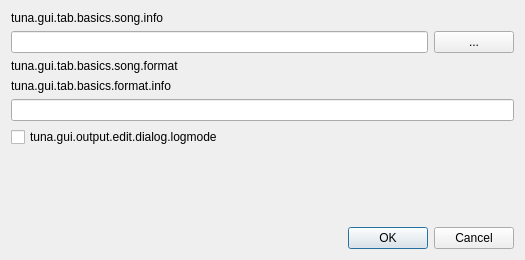
Qt form src/gui/output_edit_dialog.ui (univrsal/tuna) before a commit.
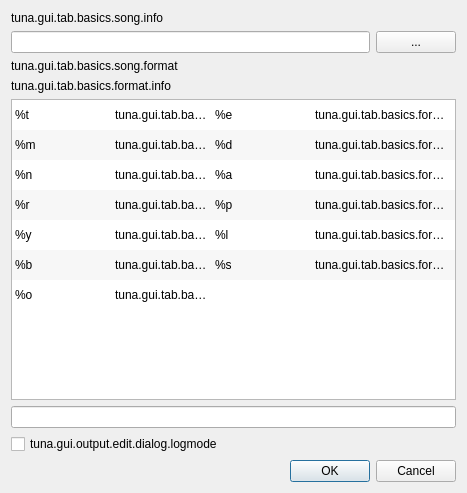
The same form after that commit. Icons and pictures are not drawn.

Commit message: revamped song format info label

The edit to the form file:
```diff
--- a/src/gui/output_edit_dialog.ui
+++ b/src/gui/output_edit_dialog.ui
@@ -6,8 +6,8 @@
    <rect>
     <x>0</x>
     <y>0</y>
-    <width>525</width>
-    <height>260</height>
+    <width>467</width>
+    <height>493</height>
    </rect>
   </property>
   <property name="sizePolicy">
@@ -76,6 +76,237 @@
        </property>
       </widget>
      </item>
+     <item>
+      <widget class="QTableWidget" name="tableWidget">
+       <property name="sizePolicy">
+        <sizepolicy hsizetype="Preferred" vsizetype="Expanding">
+         <horstretch>0</horstretch>
+         <verstretch>0</verstretch>
+        </sizepolicy>
+       </property>
+       <property name="editTriggers">
+        <set>QAbstractItemView::NoEditTriggers</set>
+       </property>
+       <property name="showDropIndicator" stdset="0">
+        <bool>false</bool>
+       </property>
+       <property name="alternatingRowColors">
+        <bool>true</bool>
+       </property>
+       <property name="selectionMode">
+        <enum>QAbstractItemView::NoSelection</enum>
+       </property>
+       <property name="verticalScrollMode">
+        <enum>QAbstractItemView::ScrollPerPixel</enum>
+       </property>
+       <property name="horizontalScrollMode">
+        <enum>QAbstractItemView::ScrollPerPixel</enum>
+       </property>
+       <property name="showGrid">
+        <bool>false</bool>
+       </property>
+       <property name="cornerButtonEnabled">
+        <bool>false</bool>
+       </property>
+       <attribute name="horizontalHeaderVisible">
+        <bool>false</bool>
+       </attribute>
+       <attribute name="horizontalHeaderStretchLastSection">
+        <bool>true</bool>
+       </attribute>
+       <attribute name="verticalHeaderVisible">
+        <bool>false</bool>
+       </attribute>
+       <attribute name="verticalHeaderHighlightSections">
+        <bool>true</bool>
+       </attribute>
+       <row>
+        <property name="text">
+         <string>New Row</string>
+        </property>
+       </row>
+       <row>
+        <property name="text">
+         <string>New Row</string>
+        </property>
+       </row>
+       <row>
+        <property name="text">
+         <string>New Row</string>
+        </property>
+       </row>
+       <row>
+        <property name="text">
+         <string>New Row</string>
+        </property>
+       </row>
+       <row>
+        <property name="text">
+         <string>New Row</string>
+        </property>
+       </row>
+       <row>
+        <property name="text">
+         <string>New Row</string>
+        </property>
+       </row>
+       <row>
+        <property name="text">
+         <string>New Row</string>
+        </property>
+       </row>
+       <column>
+        <property name="text">
+         <string/>
+        </property>
+       </column>
+       <column>
+        <property name="text">
+         <string/>
+        </property>
+       </column>
+       <column>
+        <property name="text">
+         <string/>
+        </property>
+       </column>
+       <column>
+        <property name="text">
+         <string/>
+        </property>
+       </column>
+       <item row="0" column="0">
+        <property name="text">
+         <string>%t</string>
+        </property>
+       </item>
+       <item row="0" column="1">
+        <property name="text">
+         <string>tuna.gui.tab.basics.format.title</string>
+        </property>
+       </item>
+       <item row="0" column="2">
+        <property name="text">
+         <string>%e</string>
+        </property>
+       </item>
+       <item row="0" column="3">
+        <property name="text">
+         <string>tuna.gui.tab.basics.format.linebreak</string>
+        </property>
+       </item>
+       <item row="1" column="0">
+        <property name="text">
+         <string>%m</string>
+        </property>
+       </item>
+       <item row="1" column="1">
+        <property name="text">
+         <string>tuna.gui.tab.basics.format.artist</string>
+        </property>
+       </item>
+       <item row="1" column="2">
+        <property name="text">
+         <string>%d</string>
+        </property>
+       </item>
+       <item row="1" column="3">
+        <property name="text">
+         <string>tuna.gui.tab.basics.format.disc.number</string>
+        </property>
+       </item>
+       <item row="2" column="0">
+        <property name="text">
+         <string>%n</string>
+        </property>
+       </item>
+       <item row="2" column="1">
+        <property name="text">
+         <string>tuna.gui.tab.basics.format.number</string>
+        </property>
+       </item>
+       <item row="2" column="2">
+        <property name="text">
+         <string>%a</string>
+        </property>
+       </item>
+       <item row="2" column="3">
+        <property name="text">
+         <string>tuna.gui.tab.basics.format.album</string>
+        </property>
+       </item>
+       <item row="3" column="0">
+        <property name="text">
+         <string>%r</string>
+        </property>
+       </item>
+       <item row="3" column="1">
+        <property name="text">
+         <string>tuna.gui.tab.basics.format.date.full</string>
+        </property>
+       </item>
+       <item row="3" column="2">
+        <property name="text">
+         <string>%p</string>
+        </property>
+       </item>
+       <item row="3" column="3">
+        <property name="text">
+         <string>tuna.gui.tab.basics.format.time.progress</string>
+        </property>
+       </item>
+       <item row="4" column="0">
+        <property name="text">
+         <string>%y</string>
+        </property>
+       </item>
+       <item row="4" column="1">
+        <property name="text">
+         <string>tuna.gui.tab.basics.format.date.year</string>
+        </property>
+       </item>
+       <item row="4" column="2">
+        <property name="text">
+         <string>%l</string>
+        </property>
+       </item>
+       <item row="4" column="3">
+        <property name="text">
+         <string>tuna.gui.tab.basics.format.time.length</string>
+        </property>
+       </item>
+       <item row="5" column="0">
+        <property name="text">
+         <string>%b</string>
+        </property>
+       </item>
+       <item row="5" column="1">
+        <property name="text">
+         <string>tuna.gui.tab.basics.format.label</string>
+        </property>
+       </item>
+       <item row="5" column="2">
+        <property name="text">
+         <string>%s</string>
+        </property>
+       </item>
+       <item row="5" column="3">
+        <property name="text">
+         <string>tuna.gui.tab.basics.format.space</string>
+        </property>
+       </item>
+       <item row="6" column="0">
+        <property name="text">
+         <string>%o</string>
+        </property>
+       </item>
+       <item row="6" column="1">
+        <property name="text">
+         <string>tuna.gui.tab.basics.format.time.left</string>
+        </property>
+       </item>
+      </widget>
+     </item>
      <item>
       <widget class="QLineEdit" name="txt_format"/>
      </item>
@@ -86,19 +317,6 @@
        </property>
       </widget>
      </item>
-     <item>
-      <spacer name="verticalSpacer">
-       <property name="orientation">
-        <enum>Qt::Vertical</enum>
-       </property>
-       <property name="sizeHint" stdset="0">
-        <size>
-         <width>20</width>
-         <height>40</height>
-        </size>
-       </property>
-      </spacer>
-     </item>
      <item>
       <widget class="QDialogButtonBox" name="buttonBox">
        <property name="orientation">
```
The commit also changes 3 other files.
